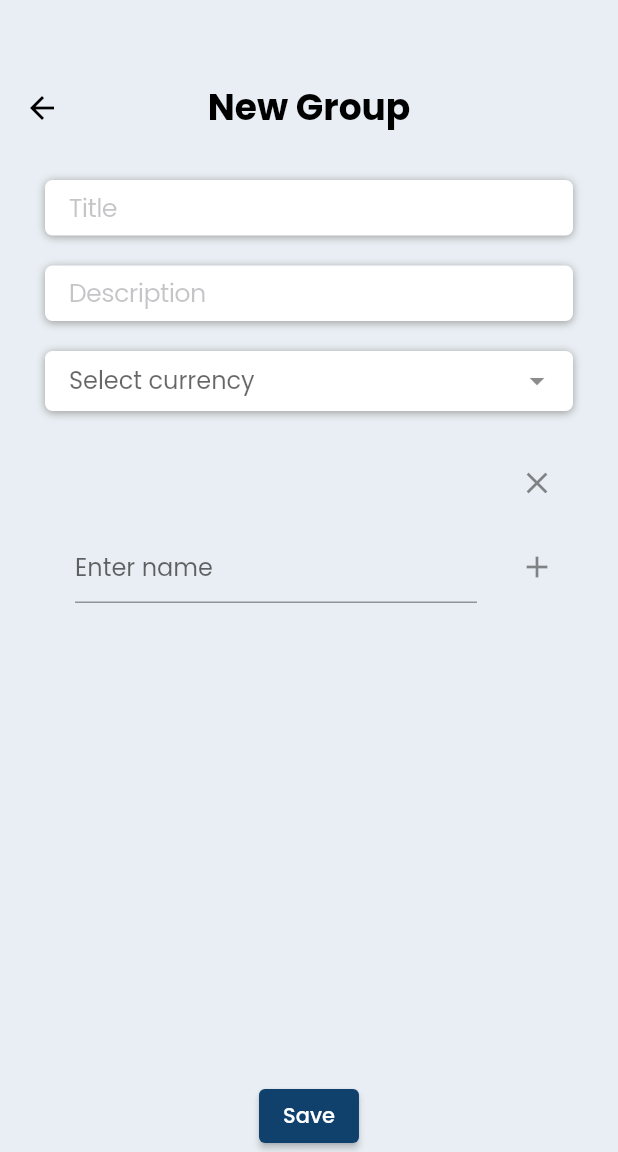
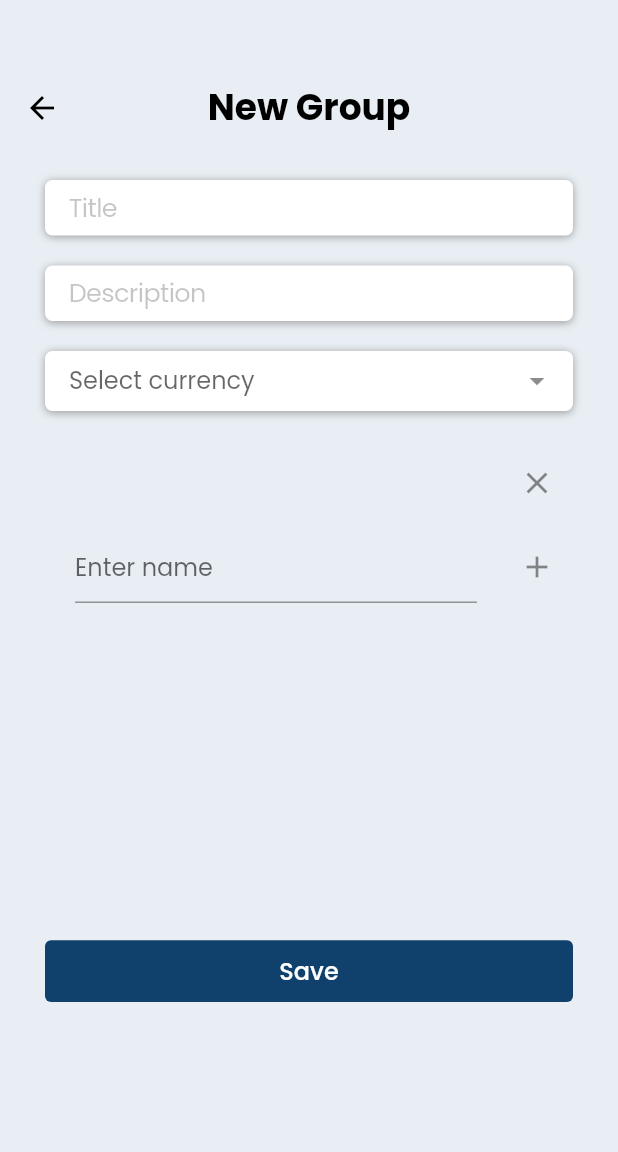
Before and after one commit to imranovvv/KONGSI, a Flutter app: the NewGroup screen opened directly, on a phone screen of 412 x 824 dp, the part 84-1236 px from its top. Run offline on Flutter 3.47's test engine with Material 2 defaults, Android fonts, the phone set to English and light mode, and no system bars; drawn by our look-alikes of dropdown_search; our stand-ins replace cloud_firestore, firebase_auth, firebase_core, flutter_speed_dial, google_fonts; accounts and stored records are empty; generated files the repository leaves out were written again.

Commit message:
Fixed bugs on newgroup.dart

```diff
--- a/lib/screens/newgroup.dart
+++ b/lib/screens/newgroup.dart
@@ -86,31 +86,8 @@ class _NewGroupState extends State<NewGroup> {
   @override
   Widget build(BuildContext context) {
     return Scaffold(
+      resizeToAvoidBottomInset: false,
       appBar: const CustomAppBar(showLogoutButton: false),
-      // bottomNavigationBar: BottomAppBar(
-      //   child: Row(
-      //     mainAxisAlignment: MainAxisAlignment.center,
-      //     children: [
-      //       SizedBox(
-      //         width: MediaQuery.of(context).size.width * 1,
-      //         height: MediaQuery.of(context).size.width * 0.1,
-      //         child: ElevatedButton(
-      //           style: ElevatedButton.styleFrom(
-      //             backgroundColor: const Color(0xff10416d),
-      //             elevation: 0,
-      //           ),
-      //           onPressed: () {
-      //             addGroup();
-      //           },
-      //           child: const Text(
-      //             "Save",
-      //             style: TextStyle(fontSize: 16),
-      //           ),
-      //         ),
-      //       ),
-      //     ],
-      //   ),
-      // ),
       body: Column(
         children: [
           AppBar(
@@ -226,13 +203,18 @@ class _NewGroupState extends State<NewGroup> {
                   ),
                   const SizedBox(height: 20.0),
                   Expanded(
+                    child: Padding(
+                      padding: const EdgeInsets.only(bottom: 16.0),
+                      child: CupertinoScrollbar(
+                        thumbVisibility: true,
                         child: ListView.builder(
                           shrinkWrap: true,
                           itemCount: items.length + 1,
                           itemBuilder: (context, index) {
                             if (index < items.length) {
                               return ListTile(
-                            contentPadding: const EdgeInsets.only(left: 20.0),
+                                contentPadding:
+                                    const EdgeInsets.only(left: 20.0),
                                 title: Text(items[index]),
                                 trailing: IconButton(
                                   icon: const Icon(Icons.clear),
@@ -243,46 +225,50 @@ class _NewGroupState extends State<NewGroup> {
                               );
                             } else {
                               return ListTile(
-                            contentPadding: const EdgeInsets.only(left: 20.0),
+                                contentPadding:
+                                    const EdgeInsets.only(left: 20.0),
                                 title: TextField(
                                   controller: textController,
                                   decoration: const InputDecoration(
-                                hintText: 'Enter name', // Add hint text here
+                                    hintText:
+                                        'Enter name', // Add hint text here
                                   ),
                                   // decoration: BoxDecoration(
                                   //   borderRadius: BorderRadius.circular(30.0),
                                   //   color: Colors.white,
                                   // ),
                                 ),
-                            trailing: Padding(
-                              padding: const EdgeInsets.only(
-                                  right: 0.0), // Adjust the padding value here
-                              child: IconButton(
+                                trailing: IconButton(
                                   icon: const Icon(Icons.add),
                                   onPressed: () {
                                     addMember(textController.text);
                                   },
-                              ),
                                 ),
                               );
                             }
                           },
                         ),
                       ),
-                  ElevatedButton(
+                    ),
+                  ),
+                  SizedBox(
+                    width: MediaQuery.of(context).size.width * 1,
+                    height: MediaQuery.of(context).size.width * 0.1,
+                    child: ElevatedButton(
+                      style: ElevatedButton.styleFrom(
+                        backgroundColor: const Color(0xff10416d),
+                        elevation: 0,
+                      ),
                       onPressed: () {
                         addGroup();
                       },
-                    style: ButtonStyle(
-                      backgroundColor:
-                          MaterialStateProperty.all(const Color(0xff10416d)),
+                      child: const Text(
+                        "Save",
+                        style: TextStyle(fontSize: 16),
                       ),
-                    child: Text(
-                      "Save",
-                      style: TextStyle(
-                          color: Colors.white), // Set text color to white
                     ),
-                  )
+                  ),
+                  const SizedBox(height: 100.0),
                 ],
               ),
             ),
```
Also changed, not shown: lib/screens/home.dart (+13 -1 lines). Lines whose indentation alone changed are shown as unchanged.
